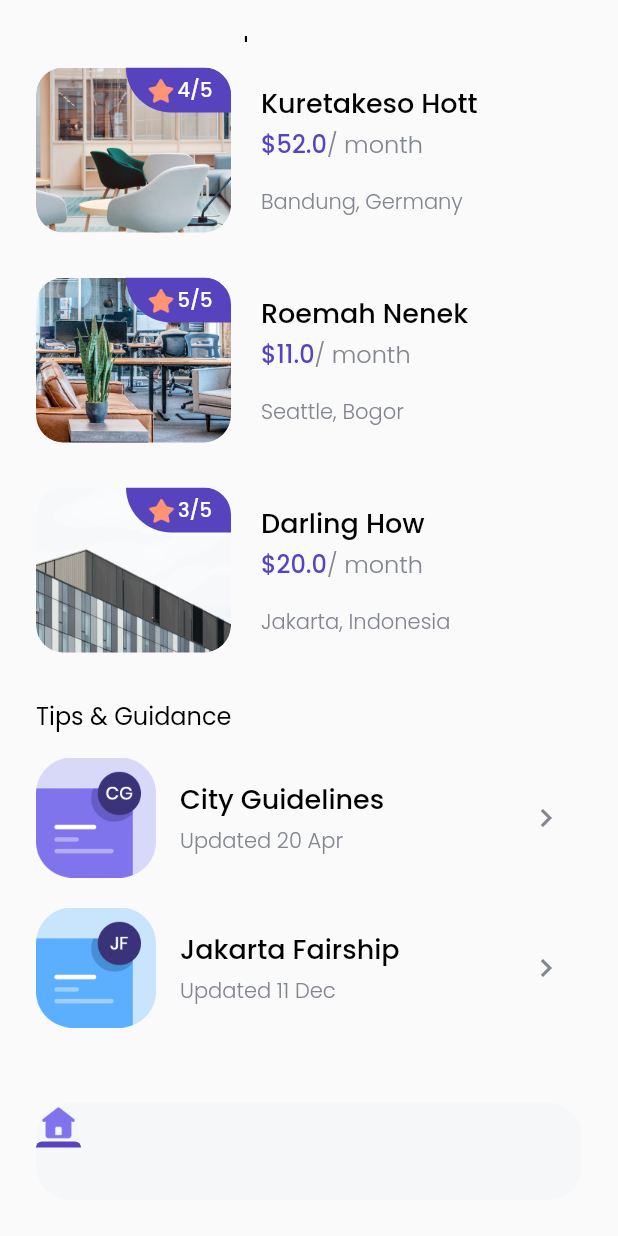
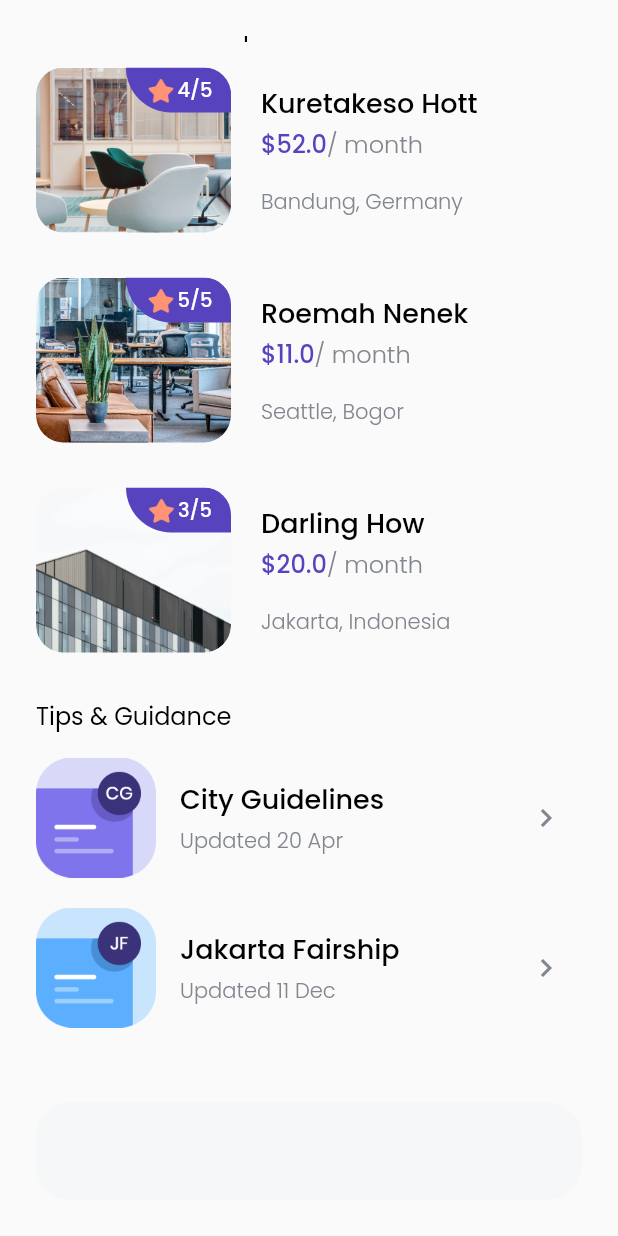
Before and after one commit to Farizal97/cari_kos, a Flutter app: the HomePage screen opened directly, scrolled down 331 dp, on a phone screen of 412 x 824 dp. Run offline on Flutter 3.47's test engine with Material 2 defaults, Android fonts, the light colour scheme and no system bars; our stand-ins replace google_fonts.

Commit message:
ulang bottom navigation

```diff
--- a/lib/pages/home_page.dart
+++ b/lib/pages/home_page.dart
@@ -2,7 +2,6 @@ import 'package:cari_kos/models/city.dart';
 import 'package:cari_kos/models/space.dart';
 import 'package:cari_kos/models/tips.dart';
 import 'package:cari_kos/theme.dart';
-import 'package:cari_kos/widgets/bottom_navbar_item.dart';
 import 'package:cari_kos/widgets/city_card.dart';
 import 'package:cari_kos/widgets/space_card.dart';
 import 'package:cari_kos/widgets/tips_card.dart';
@@ -224,9 +223,7 @@ class HomePage extends StatelessWidget {
                   borderRadius: BorderRadius.circular(23),
                 ),
                 child: Row(
-                  children: [
-                    BottomNavbarItem(),
-                  ],
+                  children: [],
                 ),
               )
             ],
--- a/lib/widgets/bottom_navbar_item.dart
+++ /dev/null
@@ -1,25 +0,0 @@
-import 'package:cari_kos/theme.dart';
-import 'package:flutter/material.dart';
-
-class BottomNavbarItem extends StatelessWidget {
-  @override
-  Widget build(BuildContext context) {
-    return Column(
-      children: [
-        Image.asset(
-          'assets/images/icon_home.png',
-          width: 26,
-        ),
-        Container(
-          width: 30,
-          height: 4,
-          decoration: BoxDecoration(
-              color: purpleColor,
-              borderRadius: BorderRadius.vertical(
-                top: Radius.circular(1000),
-              )),
-        )
-      ],
-    );
-  }
-}
--- a/pubspec.yaml
+++ b/pubspec.yaml
@@ -41,7 +41,6 @@ flutter:
   # To add assets to your application, add an assets section, like this:
   assets:
     - assets/
-    - assets/images/icon_home.png
 
 
   #   - images/a_dot_ham.jpeg
```
Also changed, not shown: assets/Icon_card.png (renamed from assets/images/Icon_card.png), assets/Icon_love.png (renamed from assets/images/Icon_love.png), assets/Icon_mail.png (renamed from assets/images/Icon_mail.png), assets/icon_home.png (renamed from assets/images/icon_home.png).
